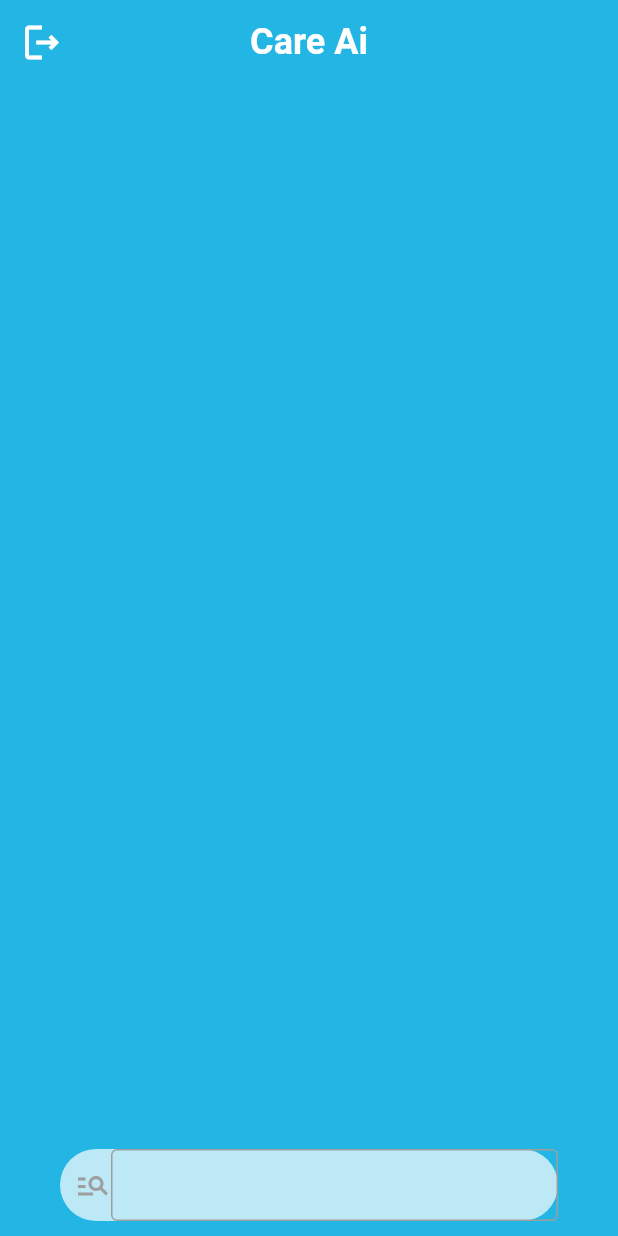
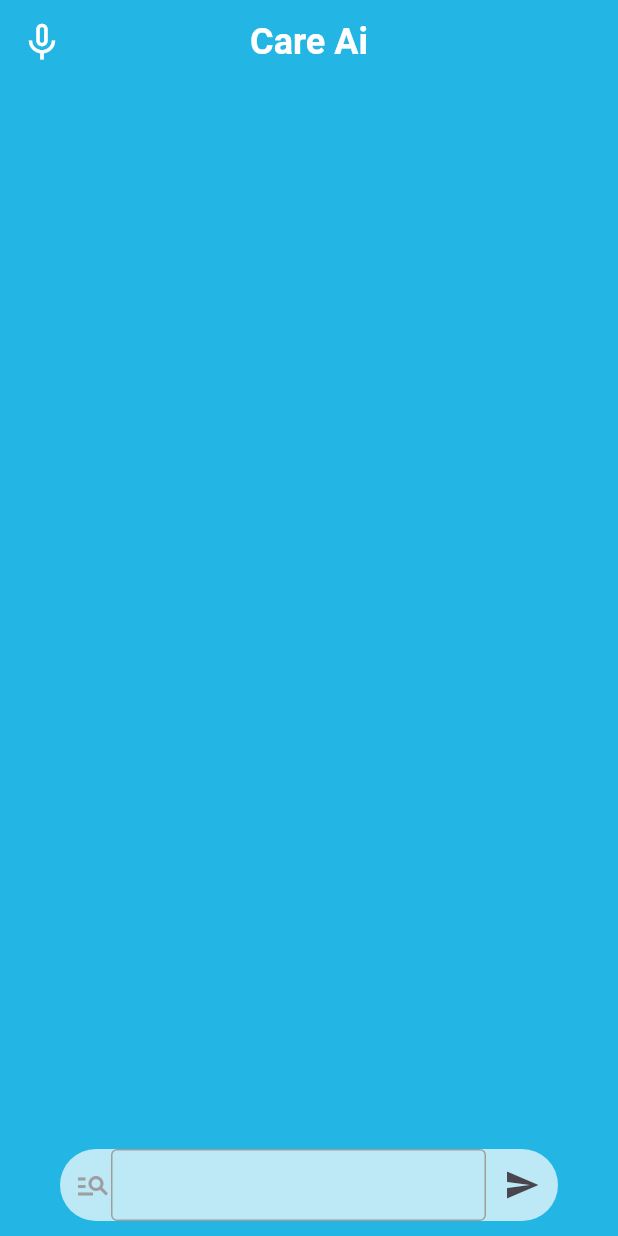
Before and after one commit to Parkseojin2001/Care_AI, a Flutter app: the PromptScreen screen opened directly, on a phone screen of 412 x 824 dp. Run offline on Flutter 3.47's test engine with Material 3 defaults, Android fonts, the phone set to English and light mode, and no system bars; our stand-ins replace speech_to_text.

Commit message:
Prompt 대화창 구현

```diff
--- a/frontend/lib/screens/home_screen.dart
+++ b/frontend/lib/screens/home_screen.dart
@@ -1,6 +1,7 @@
 import 'package:flutter/material.dart';
-import 'package:frontend/screens/login_screen.dart';
 import 'dart:async';
+
+import 'package:frontend/screens/prompt_screen.dart';
 
 class HomeScreen extends StatefulWidget {
   const HomeScreen({super.key});
@@ -20,7 +21,7 @@ class _HomeScreenState extends State<HomeScreen> {
         Navigator.of(context).pushReplacement(
           PageRouteBuilder(
             pageBuilder: (context, animation, secondaryAnimation) =>
-                const LoginScreen(),
+                const PromptScreen(),
             transitionsBuilder:
                 (context, animation, secondaryAnimation, child) {
               // 페이드 인 애니메이션 설정
--- a/frontend/lib/screens/prompt_screen.dart
+++ b/frontend/lib/screens/prompt_screen.dart
@@ -1,5 +1,7 @@
 import 'package:flutter/material.dart';
-import 'package:frontend/screens/login_screen.dart';
+import 'package:frontend/services/api_service.dart';
+import 'package:frontend/services/speech_service.dart';
+import 'package:frontend/widgets/chat_message.dart';
 
 class PromptScreen extends StatefulWidget {
   const PromptScreen({super.key});
@@ -9,6 +11,50 @@ class PromptScreen extends StatefulWidget {
 }
 
 class _PromptScreenState extends State<PromptScreen> {
+  late SpeechService _speechService;
+  bool _isListening = false;
+  String _text = '';
+  final TextEditingController _textController = TextEditingController();
+  final List<ChatMessage> _messages = [];
+
+  @override
+  void initState() {
+    super.initState();
+    _speechService = SpeechService(
+      onResult: (val) {
+        setState(
+          () {
+            _text = val;
+            _textController.text = val;
+          },
+        );
+      },
+    );
+  }
+
+  void _listen() {
+    if (!_isListening) {
+      _speechService.startListening();
+      setState(() => _isListening = true);
+    } else {
+      _speechService.stopListening();
+      setState(() => _isListening = false);
+      print('Text: $_text');
+    }
+  }
+
+  void _sendMessage() async {
+    if (_textController.text.isEmpty) return;
+
+    String message = _textController.text;
+    setState(() {
+      _messages.add(ChatMessage(text: message));
+      _textController.clear();
+    });
+
+    await ApiService.sendToServer(message);
+  }
+
   @override
   Widget build(BuildContext context) {
     return Scaffold(
@@ -24,45 +70,34 @@ class _PromptScreenState extends State<PromptScreen> {
           ),
         ),
         leading: IconButton(
-          onPressed: () {
-            Navigator.push(
-              context,
-              MaterialPageRoute(
-                builder: (context) => const LoginScreen(),
-              ),
-            );
-          },
+          onPressed: _listen,
           color: Colors.white,
-          icon: const Icon(
-            Icons.logout_outlined,
+          icon: Icon(
+            _isListening ? Icons.mic : Icons.mic_none,
             size: 30,
           ),
         ),
       ),
       backgroundColor: const Color(0xff23B6E4),
-      body: Form(
-        child: Theme(
-          data: ThemeData(
-            inputDecorationTheme: const InputDecorationTheme(
-              labelStyle: TextStyle(
-                  color: Colors.grey,
-                  fontSize: 13,
-                  fontWeight: FontWeight.w600),
+      body: Column(
+        children: [
+          Expanded(
+            child: ListView.builder(
+              itemCount: _messages.length,
+              itemBuilder: (context, index) {
+                return _messages[index];
+              },
             ),
           ),
-          child: Column(
-            mainAxisAlignment: MainAxisAlignment.end,
-            children: [
           Container(
-                margin:
-                    const EdgeInsets.symmetric(horizontal: 40, vertical: 10),
+            margin: const EdgeInsets.symmetric(horizontal: 40, vertical: 10),
             decoration: BoxDecoration(
               borderRadius: BorderRadius.circular(40),
               color: const Color(0xffBDE9F7),
             ),
-                child: const Row(
+            child: Row(
               children: [
-                    Padding(
+                const Padding(
                   padding: EdgeInsets.only(left: 10),
                   child: Icon(
                     Icons.manage_search_outlined,
@@ -72,9 +107,10 @@ class _PromptScreenState extends State<PromptScreen> {
                 Expanded(
                   child: SingleChildScrollView(
                     child: TextField(
-                          decoration: InputDecoration(
-                            contentPadding: EdgeInsets.symmetric(
-                                horizontal: 20, vertical: 5),
+                      controller: _textController,
+                      decoration: const InputDecoration(
+                        contentPadding:
+                            EdgeInsets.symmetric(horizontal: 20, vertical: 5),
                         enabledBorder: OutlineInputBorder(
                           borderSide: BorderSide(
                             color: Colors.grey,
@@ -89,13 +125,15 @@ class _PromptScreenState extends State<PromptScreen> {
                     ),
                   ),
                 ),
+                IconButton(
+                  onPressed: _sendMessage,
+                  icon: const Icon(Icons.send),
+                ),
               ],
             ),
           ),
         ],
       ),
-        ),
-      ),
     );
   }
 }
--- /dev/null
+++ b/frontend/lib/services/speech_service.dart
@@ -0,0 +1,26 @@
+import 'package:speech_to_text/speech_to_text.dart' as stt;
+
+class SpeechService {
+  late stt.SpeechToText _speech;
+  final Function(String) onResult;
+
+  SpeechService({required this.onResult}) {
+    _speech = stt.SpeechToText();
+  }
+
+  void startListening() async {
+    bool available = await _speech.initialize(
+      onStatus: (val) => print('onStatus: $val'),
+      onError: (val) => print('onError: $val'),
+    );
+    if (available) {
+      _speech.listen(
+        onResult: (val) => onResult(val.recognizedWords),
+      );
+    }
+  }
+
+  void stopListening() {
+    _speech.stop();
+  }
+}
--- a/frontend/pubspec.yaml
+++ b/frontend/pubspec.yaml
@@ -31,6 +31,8 @@ dependencies:
   flutter:
     sdk: flutter
   http: ^1.2.2
+  speech_to_text: ^6.6.2
+
 
 
 
```
Also changed, not shown: frontend/lib/services/api_service.dart (added, +24 -0 lines), frontend/lib/widgets/chat_message.dart (added, +39 -0 lines), frontend/pubspec.lock, 1 other file. Lines whose indentation alone changed are shown as unchanged.
